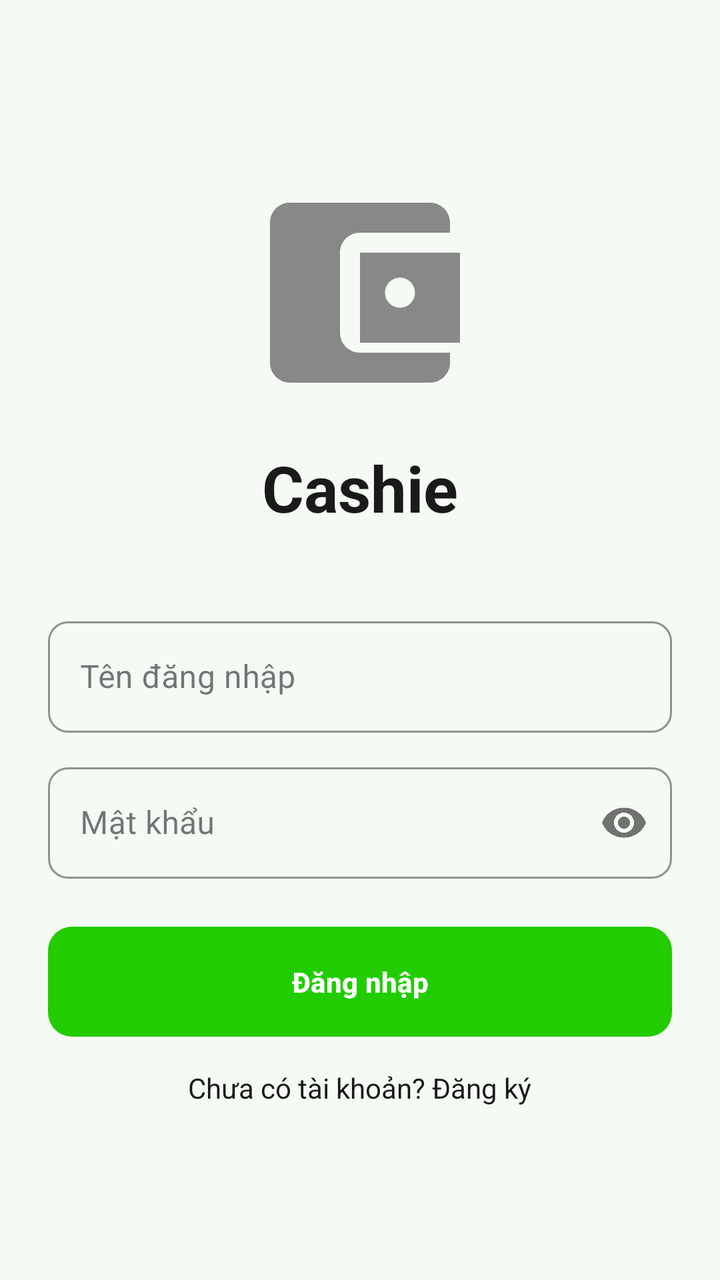
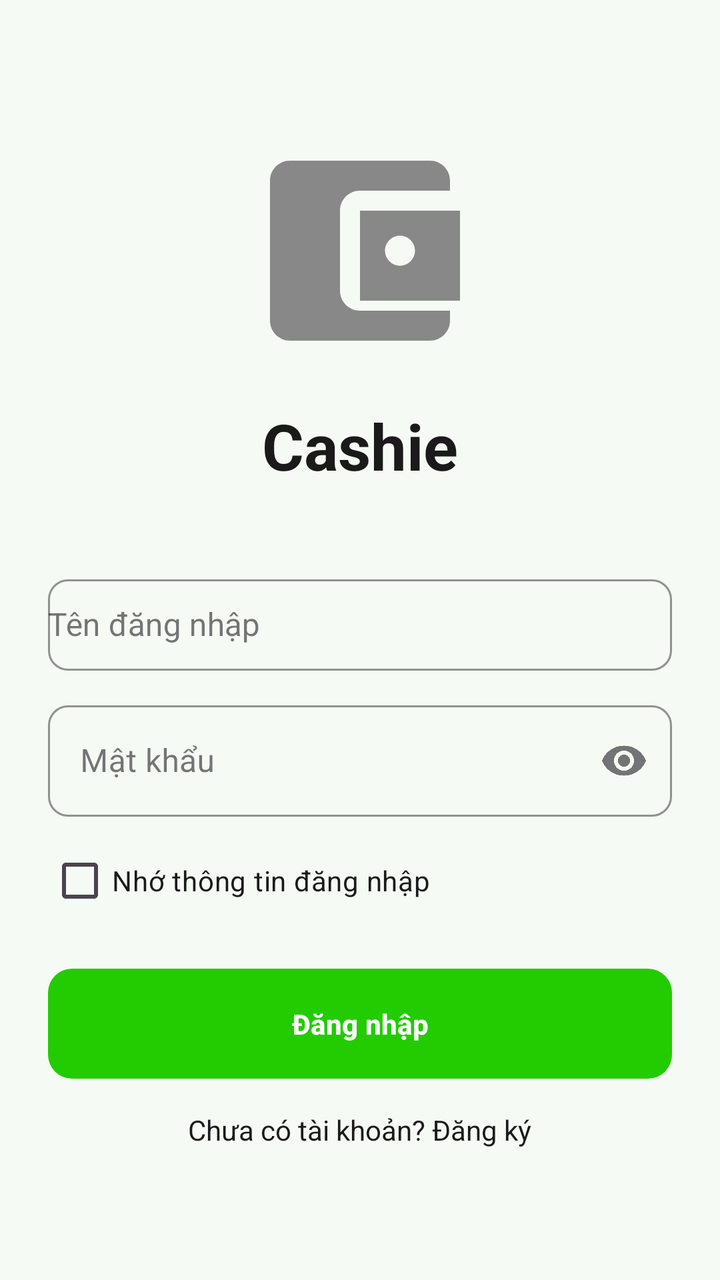

Two renders of the same Android screen: before a commit and after it. Below are the layout's source before the change and the commit's diff.
<!-- AndroidManifest.xml: application theme Theme.Cashie -->
<!-- res/layout/activity_login.xml -->
<?xml version="1.0" encoding="utf-8"?>
<LinearLayout
    xmlns:android="http://schemas.android.com/apk/res/android"
    xmlns:app="http://schemas.android.com/apk/res-auto"
    android:layout_width="match_parent"
    android:layout_height="match_parent"
    android:orientation="vertical"
    android:gravity="center"
    android:padding="24dp"
    android:background="@color/bg_screen">

    <ImageView
        android:id="@+id/ivWallet"
        android:layout_width="120dp"
        android:layout_height="120dp"
        android:src="@drawable/ic_wallet"
        android:contentDescription="@null" />

    <TextView
        android:id="@+id/tvAppName"
        android:layout_width="wrap_content"
        android:layout_height="wrap_content"
        android:text="Cashie"
        android:textSize="32sp"
        android:textStyle="bold"
        android:textColor="@color/text_primary"
        android:layout_marginTop="16dp" />

    <com.google.android.material.textfield.TextInputLayout
        android:id="@+id/tilUsername"
        style="@style/Widget.MaterialComponents.TextInputLayout.OutlinedBox"
        android:layout_width="match_parent"
        android:layout_height="wrap_content"
        android:layout_marginTop="40dp"
        app:boxStrokeColor="@color/text_muted"
        app:hintTextColor="@color/text_muted"
        app:boxCornerRadiusTopStart="10dp"
        app:boxCornerRadiusTopEnd="10dp"
        app:boxCornerRadiusBottomStart="10dp"
        app:boxCornerRadiusBottomEnd="10dp">

        <com.google.android.material.textfield.TextInputEditText
            android:id="@+id/edtUsername"
            android:layout_width="match_parent"
            android:layout_height="wrap_content"
            android:hint="Tên đăng nhập"
            android:textColor="@color/text_primary" />

    </com.google.android.material.textfield.TextInputLayout>

    <com.google.android.material.textfield.TextInputLayout
        android:id="@+id/tilPassword"
        style="@style/Widget.MaterialComponents.TextInputLayout.OutlinedBox"
        android:layout_width="match_parent"
        android:layout_height="wrap_content"
        android:layout_marginTop="12dp"
        app:passwordToggleEnabled="true"
        app:boxStrokeColor="@color/text_muted"
        app:hintTextColor="@color/text_muted"
        app:boxCornerRadiusTopStart="10dp"
        app:boxCornerRadiusTopEnd="10dp"
        app:boxCornerRadiusBottomStart="10dp"
        app:boxCornerRadiusBottomEnd="10dp">

        <com.google.android.material.textfield.TextInputEditText
            android:id="@+id/edtPassword"
            android:hint="Mật khẩu"
            android:inputType="textPassword"
            android:layout_width="match_parent"
            android:layout_height="wrap_content"
            android:textColor="@color/text_primary" />

    </com.google.android.material.textfield.TextInputLayout>

    <Button
        android:id="@+id/btnLogin"
        android:layout_width="match_parent"
        android:layout_height="55dp"
        android:text="Đăng nhập"
        android:textStyle="bold"
        android:textColor="@color/white"
        android:background="@drawable/bg_button_primary"
        android:stateListAnimator="@null"
        android:layout_marginTop="24dp" />

    <TextView
        android:id="@+id/tvRegister"
        android:layout_width="wrap_content"
        android:layout_height="wrap_content"
        android:text="Chưa có tài khoản? Đăng ký"
        android:textColor="@color/text_primary"
        android:layout_marginTop="16dp" />

</LinearLayout>
<!-- resources referenced by this layout -->
<resources>
  <color name="bg_screen">#F5FAF4</color>
  <color name="text_muted">#888888</color>
  <color name="text_primary">#1A1A1A</color>
  <color name="white">#FFFFFF</color>
  <!-- drawable bg_button_primary (drawable) -->
  <?xml version="1.0" encoding="utf-8"?>
  <shape xmlns:android="http://schemas.android.com/apk/res/android"
      android:shape="rectangle">
      <solid android:color="@color/green_primary" />
      <corners android:radius="12dp" />
  </shape>
  <!-- drawable ic_wallet (drawable) -->
  <?xml version="1.0" encoding="utf-8"?>
  <vector xmlns:android="http://schemas.android.com/apk/res/android"
      android:width="24dp"
      android:height="24dp"
      android:viewportWidth="24"
      android:viewportHeight="24">
      <path
          android:fillColor="#FF888888"
          android:pathData="M21,18v1c0,1.1-0.9,2-2,2H5c-1.11,0-2-0.9-2-2V5c0-1.1,0.89-2,2-2h14c1.1,0 2,0.9 2,2v1h-9c-1.11,0-2,0.9-2,2v8c0,1.1,0.89,2 2,2h9zM12,17h10V8H12v9zM16,13.5c-0.83,0-1.5-0.67-1.5-1.5s0.67-1.5 1.5-1.5 1.5,0.67 1.5,1.5-0.67,1.5-1.5,1.5z" />
  </vector>
  <style name="Theme.Cashie" parent="Theme.Material3.DayNight.NoActionBar">
          <item name="colorPrimary">@color/green_primary</item>
          <item name="colorPrimaryVariant">@color/green_dark</item>
          <item name="colorOnPrimary">@color/white</item>
          <item name="colorSecondary">@color/green_dark</item>
          <item name="android:colorBackground">@color/bg_screen</item>
          
          <item name="android:statusBarColor">@android:color/transparent</item>
          <item name="android:windowLightStatusBar">false</item>
          
          <item name="android:windowLayoutInDisplayCutoutMode">shortEdges</item>
      </style>
  <color name="green_primary">#22CC00</color>
  <color name="green_dark">#1AA300</color>
</resources>

<!-- the commit's change to res/layout/activity_login.xml (unified diff, before → after) -->
@@ -32,6 +32,7 @@
         android:layout_width="match_parent"
         android:layout_height="wrap_content"
         android:layout_marginTop="40dp"
+        android:hint="Tên đăng nhập"
         app:boxStrokeColor="@color/text_muted"
         app:hintTextColor="@color/text_muted"
         app:boxCornerRadiusTopStart="10dp"
@@ -39,13 +40,16 @@
         app:boxCornerRadiusBottomStart="10dp"
         app:boxCornerRadiusBottomEnd="10dp">
 
-        <com.google.android.material.textfield.TextInputEditText
+        <com.google.android.material.textfield.MaterialAutoCompleteTextView
             android:id="@+id/edtUsername"
             android:layout_width="match_parent"
             android:layout_height="wrap_content"
-            android:hint="Tên đăng nhập"
-            android:textColor="@color/text_primary" />
-
+            android:paddingTop="12dp"
+            android:paddingBottom="12dp"
+            android:textColor="@color/text_primary"
+            android:textSize="16sp"
+            android:completionThreshold="0"
+            android:inputType="text" />
     </com.google.android.material.textfield.TextInputLayout>
 
     <com.google.android.material.textfield.TextInputLayout
@@ -54,7 +58,8 @@
         android:layout_width="match_parent"
         android:layout_height="wrap_content"
         android:layout_marginTop="12dp"
-        app:passwordToggleEnabled="true"
+        android:hint="Mật khẩu"
+        app:endIconMode="password_toggle"
         app:boxStrokeColor="@color/text_muted"
         app:hintTextColor="@color/text_muted"
         app:boxCornerRadiusTopStart="10dp"
@@ -64,13 +69,22 @@
 
         <com.google.android.material.textfield.TextInputEditText
             android:id="@+id/edtPassword"
-            android:hint="Mật khẩu"
-            android:inputType="textPassword"
             android:layout_width="match_parent"
             android:layout_height="wrap_content"
+            android:inputType="textPassword"
             android:textColor="@color/text_primary" />
 
     </com.google.android.material.textfield.TextInputLayout>
+
+    
+    <CheckBox
+        android:id="@+id/cbRemember"
+        android:layout_width="wrap_content"
+        android:layout_height="wrap_content"
+        android:layout_gravity="start"
+        android:layout_marginTop="8dp"
+        android:text="Nhớ thông tin đăng nhập"
+        android:textColor="@color/text_primary" />
 
     <Button
         android:id="@+id/btnLogin"
@@ -81,7 +95,7 @@
         android:textColor="@color/white"
         android:background="@drawable/bg_button_primary"
         android:stateListAnimator="@null"
-        android:layout_marginTop="24dp" />
+        android:layout_marginTop="20dp" />
 
     <TextView
         android:id="@+id/tvRegister"
